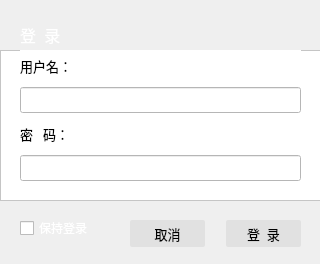
This is login.ui in zhicongsun/sr-hardware-test-system as Qt 5 draws it before an edit. The edited form follows.
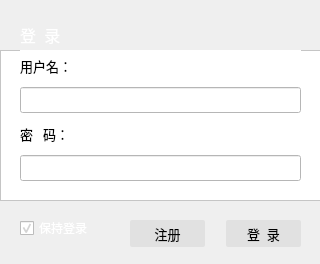
This is the edited form. Icons and pictures are not drawn.

Commit message: 修改登录界面，加入注册按钮

The edit to the form file:
```diff
--- a/login.ui
+++ b/login.ui
@@ -191,6 +191,9 @@
     <property name="text">
      <string>保持登录</string>
     </property>
+    <property name="checked">
+     <bool>true</bool>
+    </property>
    </widget>
    <widget class="QPushButton" name="mBtnLogin">
     <property name="geometry">
@@ -443,7 +446,7 @@
 }</string>
     </property>
     <property name="text">
-     <string>取消</string>
+     <string>注册</string>
     </property>
    </widget>
    <widget class="QWidget" name="layoutWidget">
```
